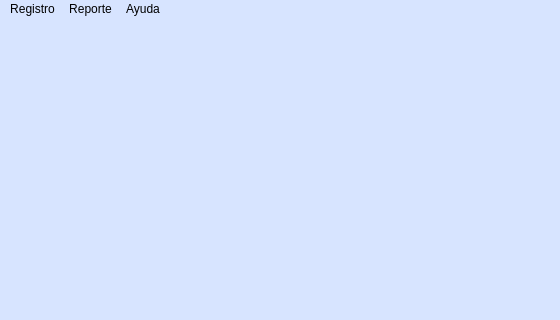
The window that UI/ventanaPrincipal.ui (KevinValdezVargas/expert-broccoli) describes before a commit, drawn with Qt 5; both pictures show x 0 to 560 and y 0 to 320 of the 659 by 432 pixel window.
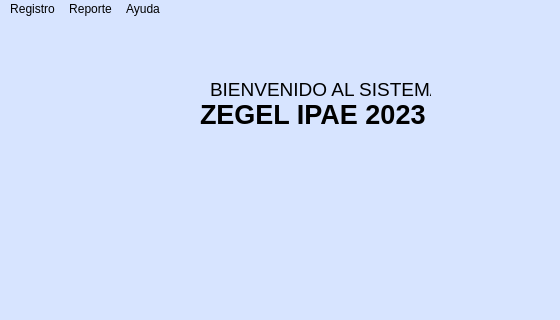
The same window after the commit. Icons and pictures are not drawn.

```diff
--- a/UI/ventanaPrincipal.ui
+++ b/UI/ventanaPrincipal.ui
@@ -17,7 +17,65 @@
    <string notr="true">background-color: rgb(215, 228, 255);
 </string>
   </property>
-  <widget class="QWidget" name="centralwidget"/>
+  <widget class="QWidget" name="centralwidget">
+   <widget class="QLabel" name="label">
+    <property name="geometry">
+     <rect>
+      <x>210</x>
+      <y>60</y>
+      <width>221</width>
+      <height>20</height>
+     </rect>
+    </property>
+    <property name="font">
+     <font>
+      <pointsize>14</pointsize>
+     </font>
+    </property>
+    <property name="text">
+     <string>BIENVENIDO AL SISTEMA</string>
+    </property>
+   </widget>
+   <widget class="QLabel" name="label_2">
+    <property name="geometry">
+     <rect>
+      <x>200</x>
+      <y>80</y>
+      <width>241</width>
+      <height>31</height>
+     </rect>
+    </property>
+    <property name="font">
+     <font>
+      <pointsize>20</pointsize>
+      <weight>75</weight>
+      <bold>true</bold>
+     </font>
+    </property>
+    <property name="text">
+     <string>ZEGEL IPAE 2023</string>
+    </property>
+   </widget>
+   <widget class="QLabel" name="label_3">
+    <property name="geometry">
+     <rect>
+      <x>230</x>
+      <y>120</y>
+      <width>171</width>
+      <height>201</height>
+     </rect>
+    </property>
+    <property name="text">
+     <string/>
+    </property>
+    <property name="pixmap">
+     <pixmap>../View/icons/zegel-logo.png</pixmap>
+    </property>
+    <property name="scaledContents">
+     <bool>true</bool>
+    </property>
+   </widget>
+  </widget>
   <widget class="QMenuBar" name="menubar">
    <property name="geometry">
     <rect>
```
